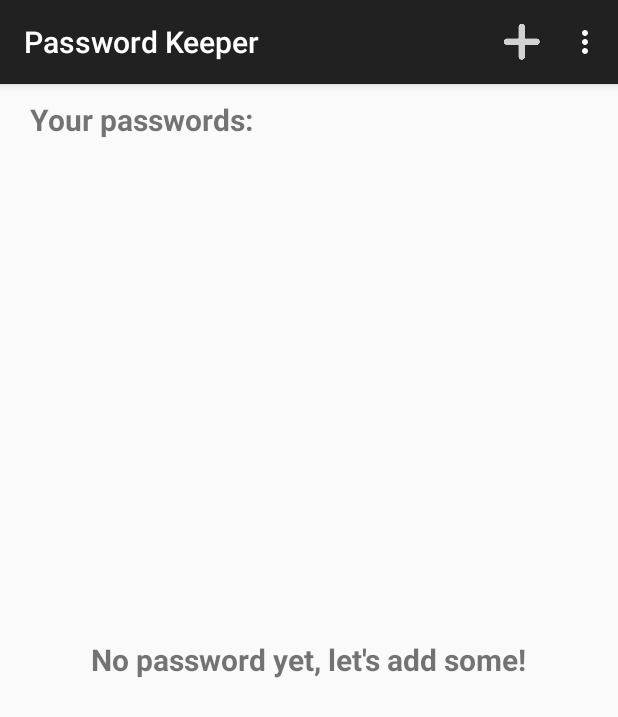
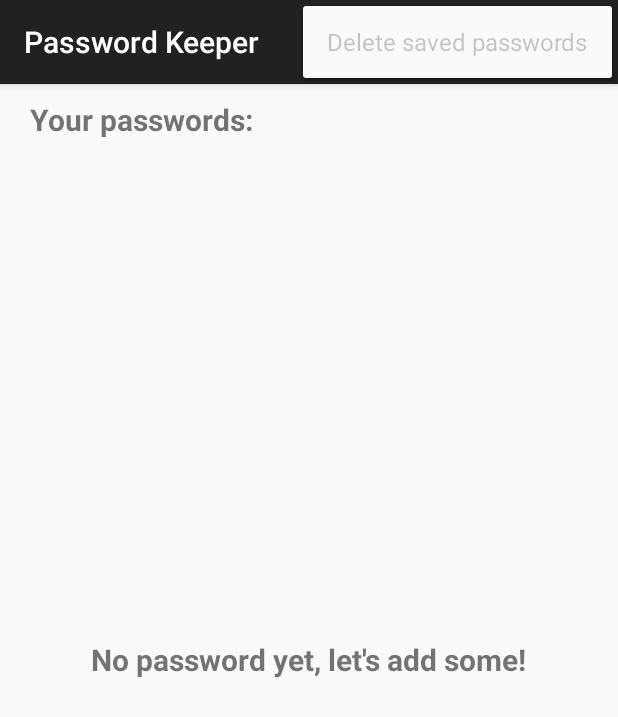
Before and after one commit to Iron2213/Password_Keeper, an Android app: the screen it shows after launch (MainActivity), in the options menu, after a tap on "Delete saved passwords", on a phone screen of 412 x 824 dp. Shown: the top 717 px of the screen. Run offline under Robolectric (Android 15) with nearby library versions, the phone set to English and light mode, and no system bars.

Commit message:
Added some comments and remove/insert query error handling

```diff
--- a/app/src/main/java/com/example/passwordkeeper/MainActivity.java
+++ b/app/src/main/java/com/example/passwordkeeper/MainActivity.java
@@ -143,10 +143,9 @@ public class MainActivity extends AppCompatActivity {
 					final int position = viewHolder.getAdapterPosition();
 					final Items removedItem = Utility.DataSet.get(position);
 
-					if(!mDB_IO.deleteRow(removedItem.getID())) {
+					if (!mDB_IO.deleteRow(removedItem.getID())) {
 						Toast.makeText(mContextMainActivity, "An error occurred, unable to remove the password", Toast.LENGTH_LONG).show();
-					}
-					else {
+					} else {
 						// I delete the item in the dataset and local DB
 						Utility.DataSet.remove(position);
 
@@ -160,7 +159,7 @@ public class MainActivity extends AppCompatActivity {
 							public void onClick(View v) {
 								// If the user clicked the undo button i insert the removed item in the dataset and in the local DB
 								Utility.DataSet.add(position, removedItem);
-								if(!mDB_IO.insertRow(removedItem)) {
+								if (!mDB_IO.insertRow(removedItem)) {
 									Toast.makeText(mContextMainActivity, "An error occurred, unable to add a new password", Toast.LENGTH_LONG).show();
 								}
 
@@ -307,6 +306,18 @@ public class MainActivity extends AppCompatActivity {
 	}
 
 	@Override
+	public boolean onPrepareOptionsMenu(Menu menu) {
+
+		if (Utility.DataSet.size() < 1) {
+			menu.findItem(R.id.mnuEmptyTable).setEnabled(false);
+		} else {
+			menu.findItem(R.id.mnuEmptyTable).setEnabled(true);
+		}
+
+		return super.onPrepareOptionsMenu(menu);
+	}
+
+	@Override
 	public boolean onOptionsItemSelected(@NonNull MenuItem item) {
 
 		switch (item.getItemId()) {
@@ -316,7 +327,7 @@ public class MainActivity extends AppCompatActivity {
 
 				try {
 					dialog.getWindow().setBackgroundDrawableResource(android.R.color.transparent);
-				} catch (NullPointerException ex) {
+				} catch (Exception ex) {
 					Toast.makeText(mContextMainActivity, ex.getMessage(), Toast.LENGTH_LONG).show();
 				}
 
@@ -378,10 +389,7 @@ public class MainActivity extends AppCompatActivity {
 				dialog.show();
 				break;
 
-			case R.id.emptyTable:
-
-				// If the dataset is not empty i show the alert dialog for a confirmation
-				if (Utility.DataSet.size() > 0) {
+			case R.id.mnuEmptyTable:
 				new AlertDialog.Builder(this)
 						.setTitle("Delete all passwords")
 						.setIcon(android.R.drawable.ic_dialog_alert)
@@ -400,10 +408,6 @@ public class MainActivity extends AppCompatActivity {
 						})
 						.setNegativeButton("CANCEL", null)
 						.show();
-				}
-
-				else
-					Toast.makeText(this, "No item to delete", Toast.LENGTH_LONG).show();
 				break;
 		}
 
--- a/app/src/main/res/menu/menu_main.xml
+++ b/app/src/main/res/menu/menu_main.xml
@@ -7,11 +7,11 @@
         android:icon="@drawable/ic_add"
         android:iconTint="@color/colorAccent"
         android:iconTintMode="src_atop"
-        app:showAsAction="always"
+        app:showAsAction="ifRoom"
         android:title="New item" />
 
     <item
-        android:id="@+id/emptyTable"
+        android:id="@+id/mnuEmptyTable"
         app:showAsAction="never"
         android:title="Delete saved passwords" />
 
```
Lines whose indentation alone changed are shown as unchanged.
